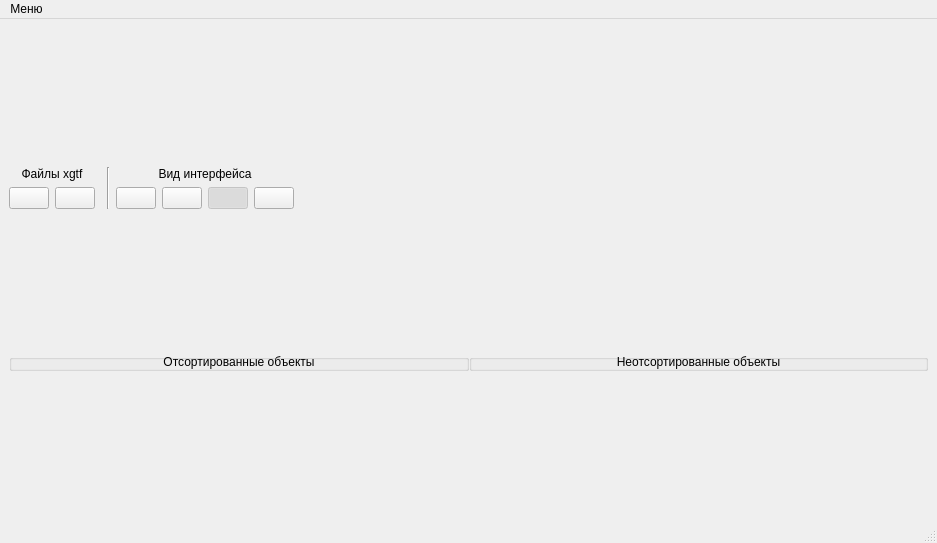
Before: the Qt Designer form uuid_maker/GUI/modules/QTForms/MainWindow.ui in Yrij-Zhavoronkov/WintreistsPractice, drawn with Qt 5.
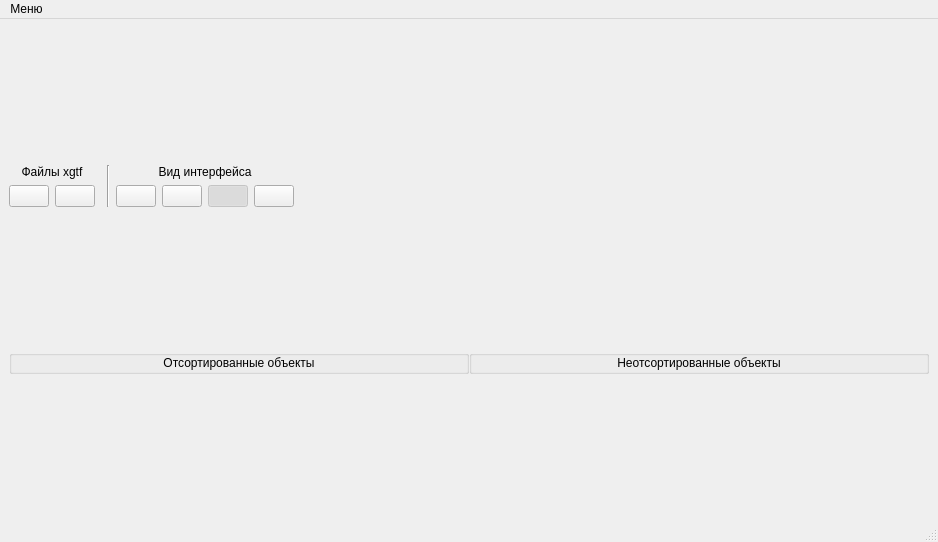
After: the same form once the commit is applied. Icons and pictures are not drawn.

```diff
--- a/uuid_maker/GUI/modules/QTForms/MainWindow.ui
+++ b/uuid_maker/GUI/modules/QTForms/MainWindow.ui
@@ -6,18 +6,13 @@
    <rect>
     <x>0</x>
     <y>0</y>
-    <width>937</width>
-    <height>543</height>
+    <width>938</width>
+    <height>542</height>
    </rect>
   </property>
   <property name="windowTitle">
    <string>XGTFUuidCombiner</string>
   </property>
-  <property name="styleSheet">
-   <string notr="true">QGroupBox {
-	padding: 0px;
-}</string>
-  </property>
   <widget class="QWidget" name="centralwidget">
    <layout class="QVBoxLayout" name="verticalLayout_5">
     <item>
@@ -380,7 +375,7 @@
     <rect>
      <x>0</x>
      <y>0</y>
-     <width>937</width>
+     <width>938</width>
      <height>21</height>
     </rect>
    </property>
```
